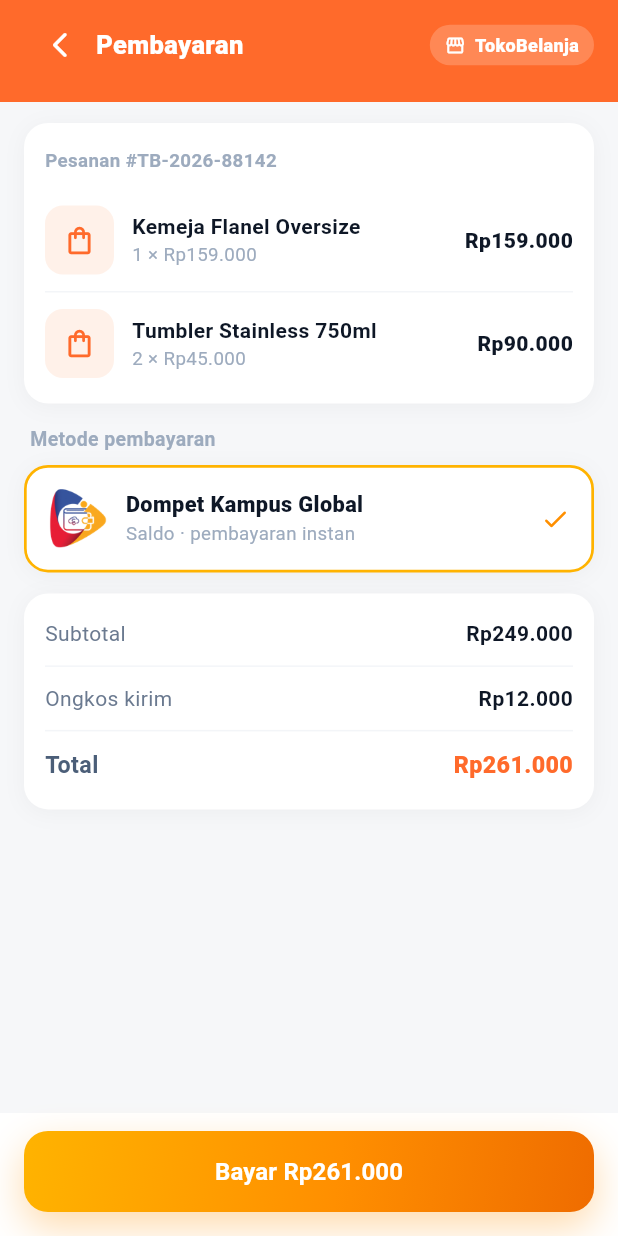
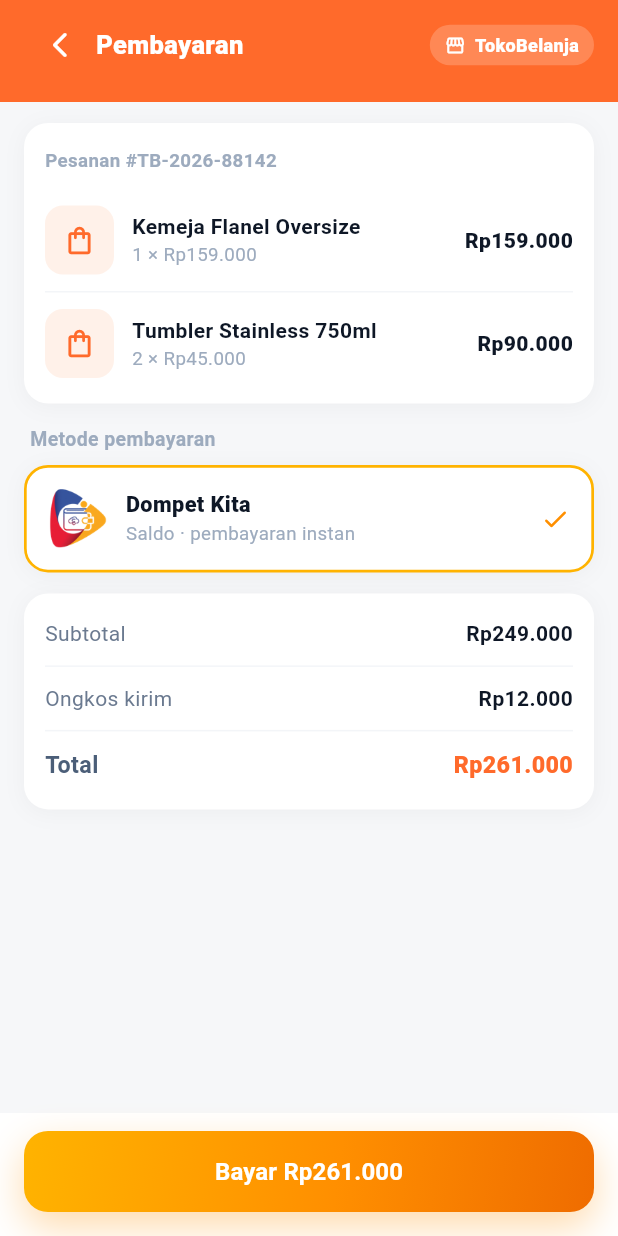
Before and after one commit to ChaerulUmamMaulana/DompetKita, a Flutter app: the MerchantCheckoutPage screen opened by its route, on a phone screen of 412 x 824 dp. Run offline on Flutter 3.47's test engine with Material 3 defaults, Android fonts, the phone set to English and light mode, and no system bars; our stand-ins replace app_links, dio, equatable, firebase_auth, firebase_core, flutter_bloc and 5 more; missing offline and left inert: mobile_scanner; accounts and stored records are empty; Roboto replaces fonts that are missing (PlusJakartaSans).

Commit message:
edit text name dompet kita

```diff
--- a/lib/presentation/pages/merchant/merchant_checkout_page.dart
+++ b/lib/presentation/pages/merchant/merchant_checkout_page.dart
@@ -181,7 +181,7 @@ class MerchantCheckoutPage extends StatelessWidget {
                           child: Column(
                             crossAxisAlignment: CrossAxisAlignment.start,
                             children: [
-                              Text('Dompet Kampus Global',
+                              Text('Dompet Kita',
                                   style: TextStyle(
                                     fontFamily: 'PlusJakartaSans',
                                     fontSize: 14.5,
```
